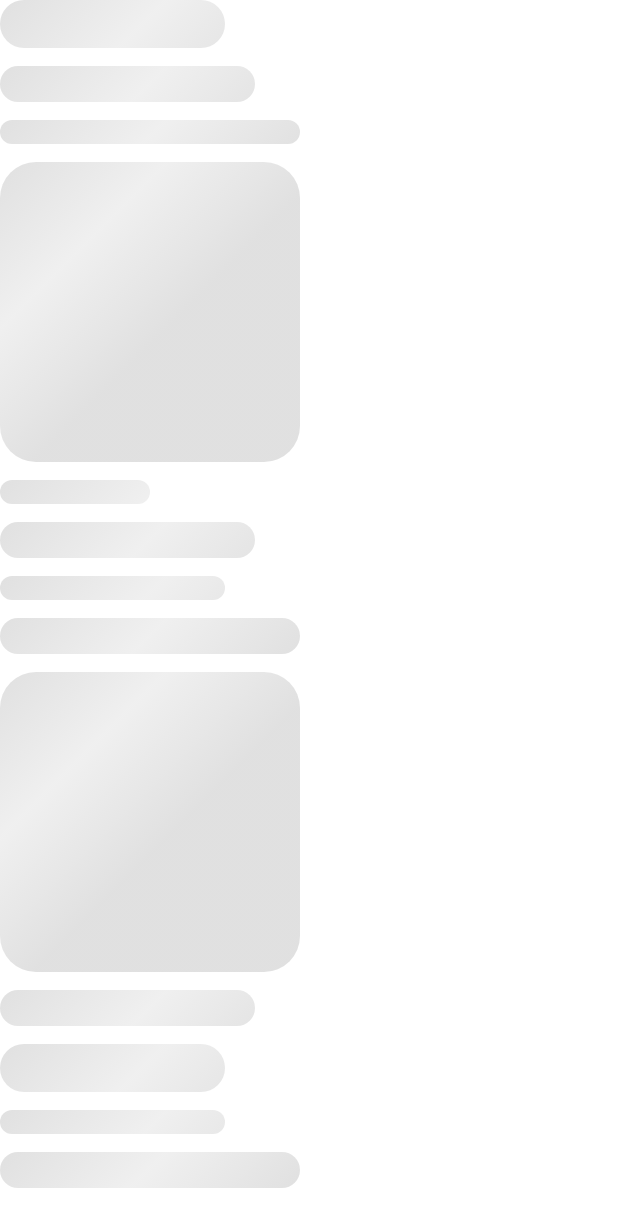
After one commit to mariamikv/Android-Code-Challenge, an Android app built with Jetpack Compose: the composable HomeScreenSkeletonComponent shown on its own in the app's theme, on a phone screen of 412 x 824 dp. The commit adds this screen. Shown: the top 1227 px of the screen. Run offline under Robolectric (Android 15) with nearby library versions, the phone set to English and light mode, and no system bars.

Commit message:
feat(core): add home screen skeleton and error state

```diff
--- a/core/data/src/main/java/com/mariam/android/challenge/core/data/repository/AppRepositoryImpl.kt
+++ b/core/data/src/main/java/com/mariam/android/challenge/core/data/repository/AppRepositoryImpl.kt
@@ -14,9 +14,7 @@ class AppRepositoryImpl @Inject constructor(
     override suspend fun getItems(pageId: String): Result<ItemStateModel> {
         return try {
             val response = datasource.getItems(pageId = pageId)
-
             val body = response.body()
-            println(body)
 
             if (response.isSuccessful && body != null) {
                 val items = body.toItemStateModel()
--- /dev/null
+++ b/core/ui/src/main/java/com/mariam/android/challenge/core/ui/theme/components/ModifierExt.kt
@@ -0,0 +1,51 @@
+package com.mariam.android.challenge.core.ui.theme.components
+
+import androidx.compose.animation.core.LinearEasing
+import androidx.compose.animation.core.animateFloat
+import androidx.compose.animation.core.infiniteRepeatable
+import androidx.compose.animation.core.rememberInfiniteTransition
+import androidx.compose.animation.core.tween
+import androidx.compose.foundation.background
+import androidx.compose.runtime.Composable
+import androidx.compose.ui.Modifier
+import androidx.compose.ui.composed
+import androidx.compose.ui.draw.clip
+import androidx.compose.ui.geometry.Offset
+import androidx.compose.ui.graphics.Brush
+import androidx.compose.ui.graphics.Color
+import androidx.compose.ui.graphics.Shape
+
+fun Modifier.displayPlaceholder(
+    visible: Boolean,
+    shape: Shape,
+): Modifier = composed {
+    if (visible) {
+        Modifier
+            .clip(shape)
+            .background(shimmerBrush())
+    } else {
+        Modifier
+    }
+}
+
+@Composable
+fun shimmerBrush(): Brush {
+    val transition = rememberInfiniteTransition()
+    val translateAnim = transition.animateFloat(
+        initialValue = 0f,
+        targetValue = 1000f,
+        animationSpec = infiniteRepeatable(
+            animation = tween(durationMillis = 1200, easing = LinearEasing)
+        )
+    )
+
+    return Brush.linearGradient(
+        colors = listOf(
+            Color.LightGray.copy(alpha = 0.6f),
+            Color.LightGray.copy(alpha = 0.3f),
+            Color.LightGray.copy(alpha = 0.6f),
+        ),
+        start = Offset.Zero,
+        end = Offset(x = translateAnim.value, y = translateAnim.value)
+    )
+}
--- /dev/null
+++ b/feature/home/src/main/java/com/mariam/android/challenge/feature/home/ui/skeleton/HomeScreenSkeletonComponent.kt
@@ -0,0 +1,122 @@
+package com.mariam.android.challenge.feature.home.ui.skeleton
+
+import androidx.compose.foundation.layout.Arrangement
+import androidx.compose.foundation.layout.Box
+import androidx.compose.foundation.layout.Column
+import androidx.compose.foundation.layout.height
+import androidx.compose.foundation.layout.width
+import androidx.compose.foundation.shape.CircleShape
+import androidx.compose.foundation.shape.RoundedCornerShape
+import androidx.compose.runtime.Composable
+import androidx.compose.ui.Alignment
+import androidx.compose.ui.Modifier
+import androidx.compose.ui.graphics.Shape
+import androidx.compose.ui.unit.Dp
+import androidx.compose.ui.unit.dp
+import com.mariam.android.challenge.core.ui.theme.components.displayPlaceholder
+
+@Composable
+fun HomeScreenSkeletonComponent(
+    modifier: Modifier = Modifier,
+) {
+    Column(
+        modifier = modifier,
+        verticalArrangement = Arrangement.spacedBy(12.dp),
+        horizontalAlignment = Alignment.Start,
+    ) {
+        Content(
+            width = 150.dp,
+            height = 32.dp,
+            shape = CircleShape,
+        )
+
+        Content(
+            width = 170.dp,
+            height = 24.dp,
+            shape = CircleShape,
+        )
+
+        Content(
+            width = 200.dp,
+            height = 16.dp,
+            shape = CircleShape,
+        )
+
+        Content(
+            width = 200.dp,
+            height = 200.dp,
+            shape = RoundedCornerShape(24.dp),
+        )
+
+        Content(
+            width = 100.dp,
+            height = 16.dp,
+            shape = RoundedCornerShape(24.dp),
+        )
+
+        Content(
+            width = 170.dp,
+            height = 24.dp,
+            shape = CircleShape,
+        )
+
+        Content(
+            width = 150.dp,
+            height = 16.dp,
+            shape = CircleShape,
+        )
+
+        Content(
+            width = 200.dp,
+            height = 24.dp,
+            shape = CircleShape,
+        )
+
+        Content(
+            width = 200.dp,
+            height = 200.dp,
+            shape = RoundedCornerShape(24.dp),
+        )
+
+        Content(
+            width = 170.dp,
+            height = 24.dp,
+            shape = CircleShape,
+        )
+
+        Content(
+            width = 150.dp,
+            height = 32.dp,
+            shape = CircleShape,
+        )
+
+        Content(
+            width = 150.dp,
+            height = 16.dp,
+            shape = CircleShape,
+        )
+
+        Content(
+            width = 200.dp,
+            height = 24.dp,
+            shape = CircleShape,
+        )
+    }
+}
+
+@Composable
+private fun Content(
+    height: Dp,
+    width: Dp,
+    shape: Shape,
+) {
+    Box(
+        modifier = Modifier
+            .height(height)
+            .width(width)
+            .displayPlaceholder(
+                visible = true,
+                shape = shape,
+            ),
+    )
+}
--- a/feature/home/src/main/java/com/mariam/android/challenge/feature/home/vm/HomeScreenViewModel.kt
+++ b/feature/home/src/main/java/com/mariam/android/challenge/feature/home/vm/HomeScreenViewModel.kt
@@ -34,7 +34,6 @@ class HomeScreenViewModel @Inject constructor(
             withContext(Dispatchers.IO) {
                 repository.getItems(pageId = PAGE_ID)
             }.onSuccess { response ->
-                println(response)
                 _state.update {
                     it.copy(
                         uiState = UiState.OK,
@@ -42,7 +41,6 @@ class HomeScreenViewModel @Inject constructor(
                     )
                 }
             }.onFailure { throwable ->
-                println(throwable)
                 _state.update {
                     it.copy(
                         uiState = UiState.Error(throwable),
```
Also changed, not shown: core/ui/src/main/java/com/mariam/android/challenge/core/ui/theme/components/ErrorStateComponent.kt (added, +48 -0 lines), core/ui/src/main/res/values/strings.xml (added, +10 -0 lines), feature/home/src/main/java/com/mariam/android/challenge/feature/home/ui/HomeScreenComponent.kt (+42 -7 lines).
